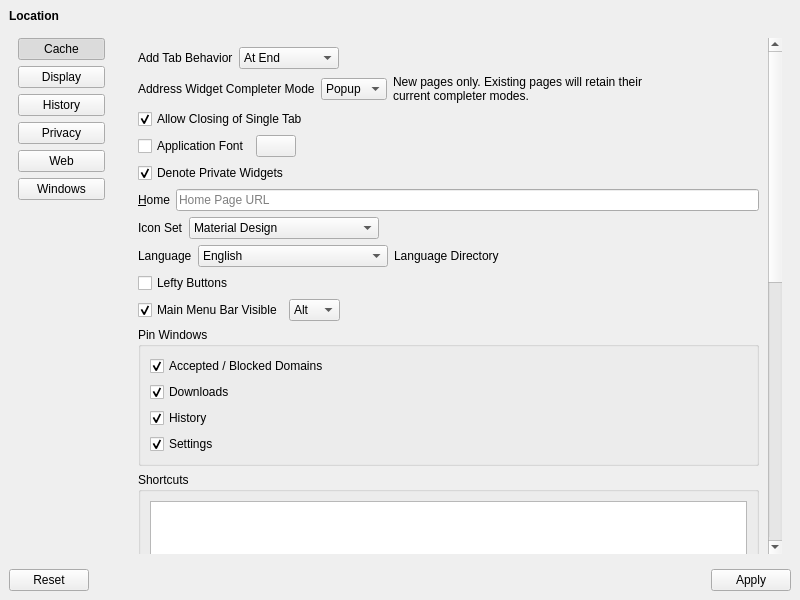
Qt form UI/dooble_settings.ui (textbrowser/dooble) before a commit.
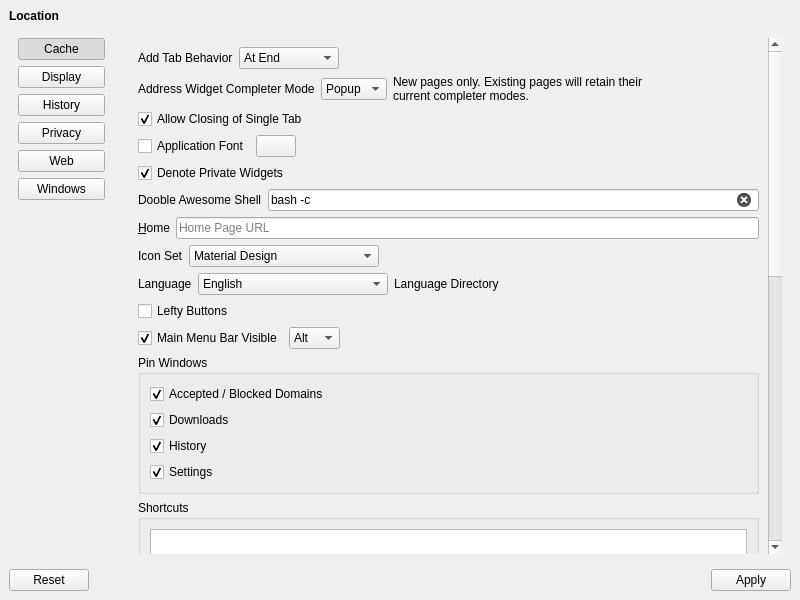
The same form after that commit. The open tabs and pages were chosen to show the change. Icons and pictures are not drawn.

```diff
--- a/UI/dooble_settings.ui
+++ b/UI/dooble_settings.ui
@@ -353,8 +353,8 @@
               <rect>
                <x>0</x>
                <y>0</y>
-               <width>419</width>
-               <height>1526</height>
+               <width>642</width>
+               <height>1404</height>
               </rect>
              </property>
              <layout class="QVBoxLayout" name="verticalLayout_19">
@@ -510,6 +510,36 @@
                 </property>
                </widget>
               </item>
+              <item>
+               <layout class="QHBoxLayout" name="horizontalLayout_32">
+                <item>
+                 <widget class="QLabel" name="label_47">
+                  <property name="text">
+                   <string>Dooble Awesome Shell</string>
+                  </property>
+                  <property name="buddy">
+                   <cstring>home_url</cstring>
+                  </property>
+                 </widget>
+                </item>
+                <item>
+                 <widget class="QLineEdit" name="shell">
+                  <property name="toolTip">
+                   <string>For example, &quot;bash -c&quot;. The shell name, a single space, and the shell's option for issuing a command.</string>
+                  </property>
+                  <property name="text">
+                   <string>bash -c</string>
+                  </property>
+                  <property name="placeholderText">
+                   <string>Shell &amp; Shell Command Option</string>
+                  </property>
+                  <property name="clearButtonEnabled">
+                   <bool>true</bool>
+                  </property>
+                 </widget>
+                </item>
+               </layout>
+              </item>
               <item>
                <layout class="QHBoxLayout" name="horizontalLayout_17">
                 <item>
```
Left out of the diff: 7 changed lines with no effect on the pictures.
